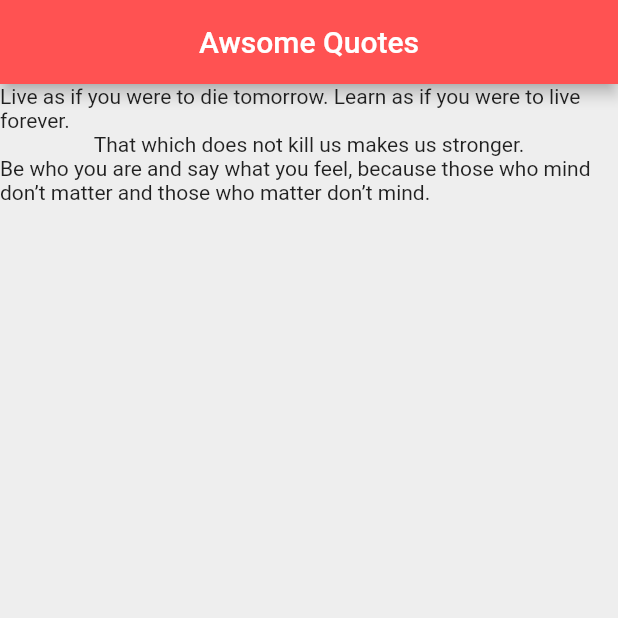
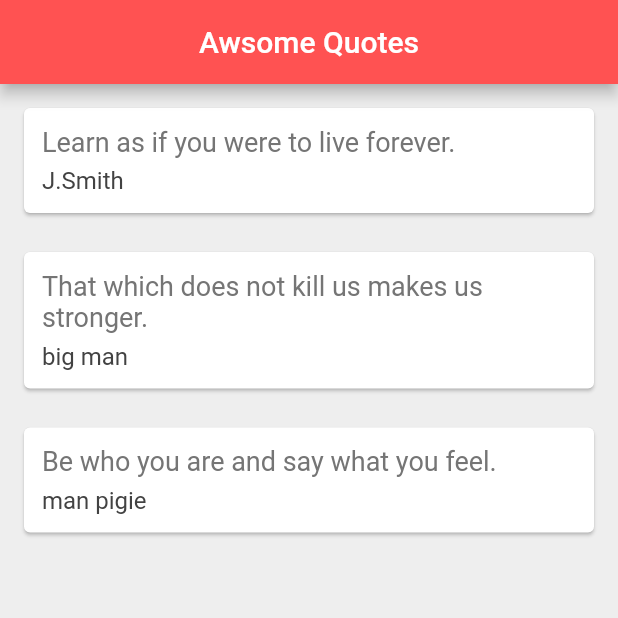
Before and after one commit to EdwinAtieno/wingflutter, a Flutter app: the screen it shows after launch, on a phone screen of 412 x 824 dp, the top half of it. Run offline on Flutter 3.47's test engine with Material 2 defaults, Android fonts, the phone set to English and light mode, and no system bars.

Commit message:
using card to display quotes

```diff
--- a/lib/main.dart
+++ b/lib/main.dart
@@ -1,4 +1,6 @@
 import 'package:flutter/material.dart';
+import 'quote.dart';
+
 
 void main() {
   runApp(MaterialApp(
@@ -11,11 +13,18 @@ class Quotelist extends StatefulWidget {
 }
 
 class _QuotelistState extends State<Quotelist> {
-  List<String> quotes = [
-  "Live as if you were to die tomorrow. Learn as if you were to live forever.",
-  "That which does not kill us makes us stronger.",
-  "Be who you are and say what you feel, because those who mind don’t matter and those who matter don’t mind."
+  List<Quote> quotes = [
+    Quote(text: "Learn as if you were to live forever.", author: 'J.Smith'),
+    Quote(text: "That which does not kill us makes us stronger.", author: 'big man'),
+    Quote(text: "Be who you are and say what you feel.", author: 'man pigie'),
   ];
+
+  Widget quoteTemplate(quote){
+    // creating a card widget to display quotes
+    return QuoteCard(quote: quote);
+  }
+
+
   @override
   Widget build(BuildContext context) {
     return Scaffold(
@@ -26,9 +35,44 @@ class _QuotelistState extends State<Quotelist> {
         backgroundColor: Colors.redAccent,
       ),
       body: Column(
-        children: quotes.map((quote) {
-          return Text(quote);
-        }).toList(),
+        children: quotes.map((quote) => quoteTemplate(quote)).toList(),
+      ),
+    );
+  }
+}
+
+class QuoteCard extends StatelessWidget {
+  final Quote quote;
+  QuoteCard({required this.quote});
+
+
+
+  @override
+  Widget build(BuildContext context) {
+    return Card(
+      margin: EdgeInsets.fromLTRB(16.0, 16.0, 16.0, 10),
+      child: Padding(
+        padding: const EdgeInsets.all(12.0),
+        child: Column(
+          crossAxisAlignment: CrossAxisAlignment.stretch,
+          children: [
+            Text(
+              quote.text,
+              style: TextStyle(
+                fontSize: 18.0,
+                color: Colors.grey[600]
+              ),
+            ),
+            SizedBox(height: 6.0),
+            Text(
+              quote.author,
+              style: TextStyle(
+                fontSize: 16.0,
+                color: Colors.grey[800]
+              ),
+            ),
+          ],
+        ),
       ),
     );
   }
--- a/lib/quote.dart
+++ b/lib/quote.dart
@@ -0,0 +1,8 @@
+class Quote{
+  late String text;
+  late String author;
+
+  Quote({required this.text, required this.author});
+
+
+}
```
